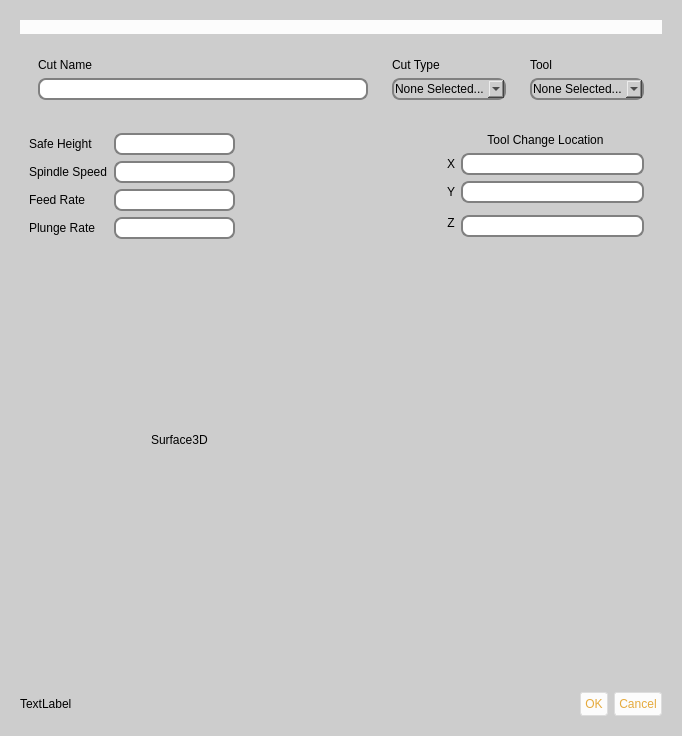
Before: the Qt Designer form buildbotics/resources/ui/cut.ui in DougCoffland/FreeCADGCodeWB, drawn with Qt 5.
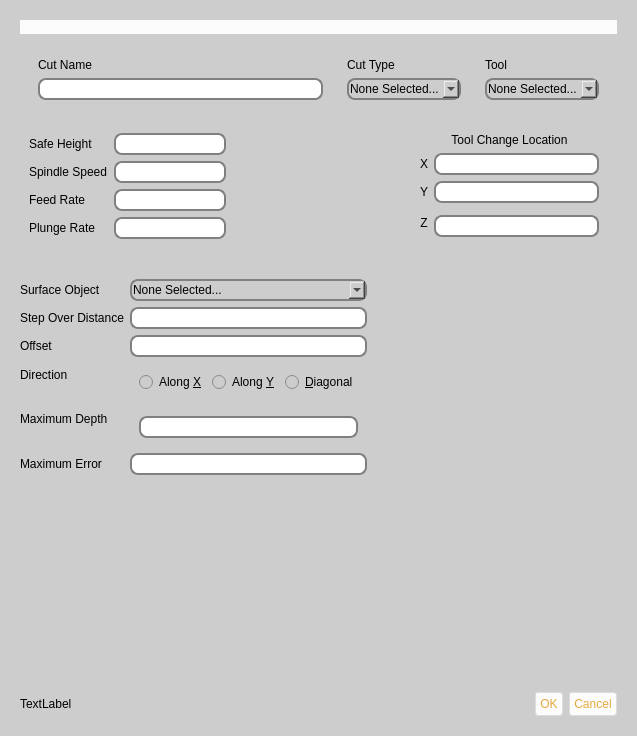
After: the same form once the commit is applied. The open tabs and pages were chosen to show the change. Icons and pictures are not drawn.

Commit message: started surface cut development and fixed perimeter cut with pyclipper.SimplifyPolygons

The edit to the form file:
```diff
--- a/buildbotics/resources/ui/cut.ui
+++ b/buildbotics/resources/ui/cut.ui
@@ -9,7 +9,7 @@
    <rect>
     <x>0</x>
     <y>0</y>
-    <width>682</width>
+    <width>637</width>
     <height>736</height>
    </rect>
   </property>
@@ -2311,19 +2311,168 @@
       </layout>
      </widget>
      <widget class="QWidget" name="page_9">
-      <widget class="QLabel" name="label_24">
-       <property name="geometry">
-        <rect>
-         <x>140</x>
-         <y>160</y>
-         <width>67</width>
-         <height>19</height>
-        </rect>
-       </property>
-       <property name="text">
-        <string>Surface3D</string>
-       </property>
-      </widget>
+      <layout class="QHBoxLayout" name="horizontalLayout_27">
+       <item>
+        <layout class="QFormLayout" name="formLayout_8">
+         <item row="0" column="0">
+          <widget class="QLabel" name="surface3DObjectToCutL">
+           <property name="text">
+            <string>Surface Object</string>
+           </property>
+          </widget>
+         </item>
+         <item row="0" column="1">
+          <widget class="QComboBox" name="surface3DObjectToCutCB">
+           <property name="toolTip">
+            <string>Select the object that defines the surface to be smoothed.</string>
+           </property>
+           <item>
+            <property name="text">
+             <string>None Selected...</string>
+            </property>
+           </item>
+          </widget>
+         </item>
+         <item row="1" column="0">
+          <widget class="QLabel" name="surface3DStepOverL">
+           <property name="text">
+            <string>Step Over Distance</string>
+           </property>
+          </widget>
+         </item>
+         <item row="1" column="1">
+          <widget class="QLineEdit" name="surface3DStartHeightE">
+           <property name="toolTip">
+            <string>Specify the distance between scans.</string>
+           </property>
+          </widget>
+         </item>
+         <item row="3" column="0">
+          <widget class="QLabel" name="surface3DDirectionL">
+           <property name="text">
+            <string>Direction</string>
+           </property>
+          </widget>
+         </item>
+         <item row="4" column="0">
+          <widget class="QLabel" name="surface3DMaximumDepthL">
+           <property name="text">
+            <string>Maximum Depth</string>
+           </property>
+          </widget>
+         </item>
+         <item row="4" column="1">
+          <widget class="QFrame" name="frame_29">
+           <property name="frameShape">
+            <enum>QFrame::StyledPanel</enum>
+           </property>
+           <property name="frameShadow">
+            <enum>QFrame::Raised</enum>
+           </property>
+           <layout class="QHBoxLayout" name="horizontalLayout_25">
+            <item>
+             <widget class="QLineEdit" name="surface3DMaximumDepthE">
+              <property name="toolTip">
+               <string>This is the deepest cut allowed. Areas of the surfacembelow this level will result in horizontal movement
+to the point where the surface raises to
+this level or to the end of the line scan.</string>
+              </property>
+             </widget>
+            </item>
+           </layout>
+          </widget>
+         </item>
+         <item row="5" column="0">
+          <widget class="QLabel" name="surface3DMaximumErrorL">
+           <property name="text">
+            <string>Maximum Error</string>
+           </property>
+          </widget>
+         </item>
+         <item row="5" column="1">
+          <widget class="QLineEdit" name="surface3DMaximumErrorE">
+           <property name="toolTip">
+            <string>The distance that bit can deviate from the exact path.
+Higher values greatly reduce the size of the
+resulting GCode file and reduce cutting time.</string>
+           </property>
+          </widget>
+         </item>
+         <item row="3" column="1">
+          <widget class="QFrame" name="frame_30">
+           <property name="frameShape">
+            <enum>QFrame::StyledPanel</enum>
+           </property>
+           <property name="frameShadow">
+            <enum>QFrame::Raised</enum>
+           </property>
+           <layout class="QHBoxLayout" name="horizontalLayout_26">
+            <item>
+             <widget class="QRadioButton" name="surface3DDirectionXRB">
+              <property name="toolTip">
+               <string>Surface scanning will be parallel to the X axis</string>
+              </property>
+              <property name="text">
+               <string>Along &amp;X</string>
+              </property>
+             </widget>
+            </item>
+            <item>
+             <widget class="QRadioButton" name="surface3DDirectionYRB">
+              <property name="toolTip">
+               <string>Surface Scanning will be parallel to the Y-Axis</string>
+              </property>
+              <property name="text">
+               <string>Along &amp;Y</string>
+              </property>
+             </widget>
+            </item>
+            <item>
+             <widget class="QRadioButton" name="surface3DDirectionDiagonalRB">
+              <property name="toolTip">
+               <string>Surface scanning will be diagonal</string>
+              </property>
+              <property name="text">
+               <string>&amp;Diagonal</string>
+              </property>
+             </widget>
+            </item>
+           </layout>
+          </widget>
+         </item>
+         <item row="2" column="0">
+          <widget class="QLabel" name="surface3DOffsetL">
+           <property name="text">
+            <string>Offset</string>
+           </property>
+          </widget>
+         </item>
+         <item row="2" column="1">
+          <widget class="QLineEdit" name="surface3DOffsetE">
+           <property name="toolTip">
+            <string>Specify the distance from the center of the bit to the cut surface.</string>
+           </property>
+           <property name="text">
+            <string/>
+           </property>
+          </widget>
+         </item>
+        </layout>
+       </item>
+       <item>
+        <spacer name="horizontalSpacer_10">
+         <property name="orientation">
+          <enum>Qt::Horizontal</enum>
+         </property>
+         <property name="sizeHint" stdset="0">
+          <size>
+           <width>144</width>
+           <height>20</height>
+          </size>
+         </property>
+        </spacer>
+       </item>
+      </layout>
      </widget>
      <widget class="QWidget" name="page_10">
       <widget class="QLabel" name="label_25">
```
Left out of the diff: 2 changed lines with no effect on the pictures. The commit also changes 7 other files.
